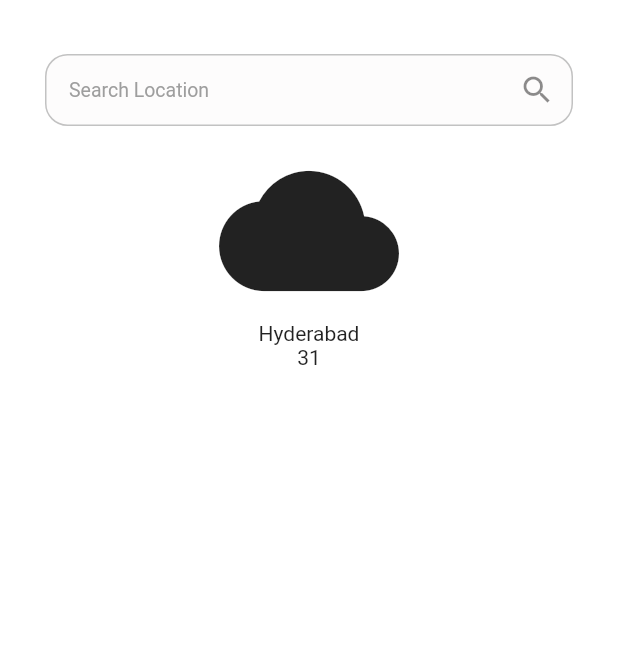
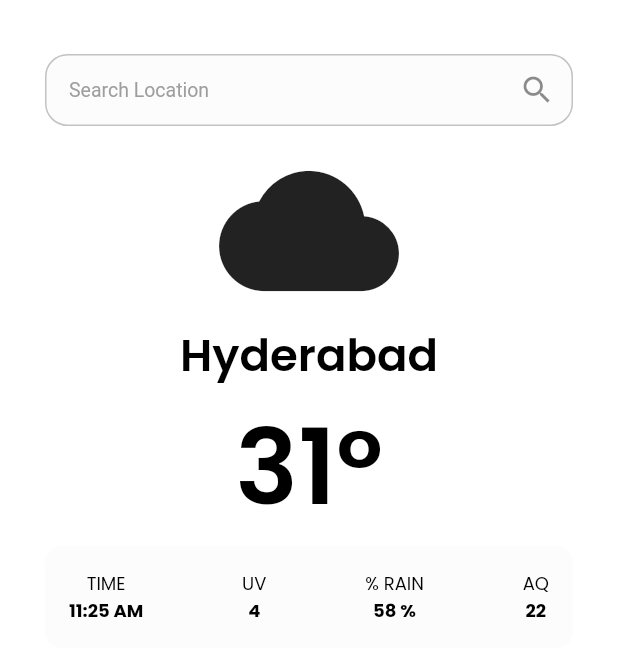
Before and after one commit to fikrighifari/sneakers_dept, a Flutter app: the screen it shows after launch, on a phone screen of 412 x 824 dp. Shown: the top 656 px of the screen. Run offline on Flutter 3.47's test engine with Material 2 defaults, Android fonts, the phone set to English and light mode, and no system bars; our stand-ins replace flutter_svg, google_fonts.

Commit message:
update info in home screen

```diff
--- a/lib/screen/home_screen/home_screen.dart
+++ b/lib/screen/home_screen/home_screen.dart
@@ -1,5 +1,6 @@
 import 'package:flutter/material.dart';
 import 'package:sneakers_dept/themes/color_themes.dart';
+import 'package:sneakers_dept/themes/themes.dart';
 import 'package:sneakers_dept/widgets/reusable_components/reusable_components.dart';
 
 class HomeScreen extends StatefulWidget {
@@ -88,9 +89,88 @@ class _HomeScreenState extends State<HomeScreen> {
                     Icons.cloud,
                     size: 120,
                   ),
-                  Text('Hyderabad'),
-                  Text('31'),
+                  Text(
+                    'Hyderabad',
+                    style: mainInfoTextStyle,
+                  ),
+                  Text(
+                    '31°',
+                    style: mainInfoTextStyle.copyWith(
+                      fontSize: 70,
+                    ),
+                  ),
                 ],
+              ),
+              CustomContainer(
+                padding: EdgeInsets.symmetric(
+                  horizontal: defaultMargin,
+                  vertical: defaultMargin,
+                ),
+                containerType: RoundedContainerType.noOutline,
+                radius: defaultRadius,
+                backgroundColor: AppColor.grey4Color(),
+                width: double.infinity,
+                child: Row(
+                  mainAxisAlignment: MainAxisAlignment.spaceBetween,
+                  children: [
+                    Column(
+                      children: [
+                        Text(
+                          'TIME',
+                          style: defaultTextStyle,
+                        ),
+                        Text(
+                          '11:25 AM',
+                          style: defaultTextStyle.copyWith(
+                            fontWeight: boldWeight,
+                          ),
+                        ),
+                      ],
+                    ),
+                    Column(
+                      children: [
+                        Text(
+                          'UV',
+                          style: defaultTextStyle,
+                        ),
+                        Text(
+                          '4',
+                          style: defaultTextStyle.copyWith(
+                            fontWeight: boldWeight,
+                          ),
+                        ),
+                      ],
+                    ),
+                    Column(
+                      children: [
+                        Text(
+                          '% RAIN',
+                          style: defaultTextStyle,
+                        ),
+                        Text(
+                          '58 %',
+                          style: defaultTextStyle.copyWith(
+                            fontWeight: boldWeight,
+                          ),
+                        ),
+                      ],
+                    ),
+                    Column(
+                      children: [
+                        Text(
+                          'AQ',
+                          style: defaultTextStyle,
+                        ),
+                        Text(
+                          '22',
+                          style: defaultTextStyle.copyWith(
+                            fontWeight: boldWeight,
+                          ),
+                        ),
+                      ],
+                    ),
+                  ],
+                ),
               )
             ],
           ),
--- a/lib/themes/app_themes.dart
+++ b/lib/themes/app_themes.dart
@@ -14,7 +14,13 @@ FontWeight blackWeight = FontWeight.w900;
 
 //Text Style
 TextStyle defaultTextStyle = GoogleFonts.poppins().copyWith(
-  fontSize: 14,
+  fontSize: 12,
   color: AppColor.blackColor(),
   fontWeight: regularWeight,
 );
+
+TextStyle mainInfoTextStyle = GoogleFonts.poppins().copyWith(
+  fontSize: 30,
+  color: AppColor.blackColor(),
+  fontWeight: semiBoldWeight,
+);
--- /dev/null
+++ b/lib/widgets/reusable_components/custom_container.dart
@@ -0,0 +1,103 @@
+part of 'reusable_components.dart';
+
+enum RoundedContainerType {
+  noOutline,
+  outlined,
+  bottomlined,
+  clean,
+}
+
+class CustomContainer extends StatelessWidget {
+  final RoundedContainerType containerType;
+  final Widget? child;
+  final Color borderColor;
+  final Color backgroundColor;
+  final List<BoxShadow>? shadow;
+  final EdgeInsets? padding;
+  final EdgeInsets? margin;
+  final double? height;
+  final double? width;
+  final double radius;
+  final double borderDepth;
+
+  const CustomContainer({
+    Key? key,
+    this.child,
+    this.shadow,
+    this.height,
+    this.width,
+    this.padding,
+    this.margin,
+    this.borderDepth = 1,
+    this.backgroundColor = const Color(0xffFFFFFF),
+    this.borderColor = const Color(0xff000000),
+    this.radius = 0,
+    this.containerType = RoundedContainerType.noOutline,
+  }) : super(key: key);
+
+  const CustomContainer.clean({
+    Key? key,
+    RoundedContainerType containerType = RoundedContainerType.clean,
+    Widget? child,
+    double? height,
+    double? width,
+    EdgeInsets? padding,
+    EdgeInsets? margin,
+    Color backgroundColor = Colors.transparent,
+  }) : this(
+          key: key,
+          containerType: containerType,
+          child: child,
+          height: height,
+          width: width,
+          padding: padding,
+          margin: margin,
+          backgroundColor: backgroundColor,
+        );
+
+  const CustomContainer.mini({
+    Key? key,
+    RoundedContainerType containerType = RoundedContainerType.noOutline,
+    Color backgroundColor = const Color(0xffFFFFFF),
+    double radius = 0,
+    double? height = 50,
+    double? width = 50,
+    EdgeInsets? padding,
+    EdgeInsets? margin,
+    Widget? child,
+  }) : this(
+          key: key,
+          containerType: containerType,
+          backgroundColor: backgroundColor,
+          radius: radius,
+          height: height,
+          width: width,
+          margin: margin,
+          padding: padding,
+        );
+
+  @override
+  Widget build(BuildContext context) {
+    return Container(
+      margin: margin,
+      padding: padding,
+      height: height,
+      width: width,
+      decoration: BoxDecoration(
+        color: containerType == RoundedContainerType.clean
+            ? Colors.transparent
+            : backgroundColor,
+        boxShadow: containerType == RoundedContainerType.clean ? null : shadow,
+        borderRadius: BorderRadius.circular(radius),
+        border: containerType == RoundedContainerType.noOutline ||
+                containerType == RoundedContainerType.clean
+            ? null
+            : Border.all(
+                width: borderDepth,
+                color: borderColor,
+              ),
+      ),
+      child: child,
+    );
+  }
+}
--- a/lib/widgets/reusable_components/reusable_components.dart
+++ b/lib/widgets/reusable_components/reusable_components.dart
@@ -4,3 +4,4 @@ import 'package:sneakers_dept/export.dart';
 import 'package:sneakers_dept/themes/color_themes.dart';
 
 part 'custom_text_form_field.dart';
+part 'custom_container.dart';
```
